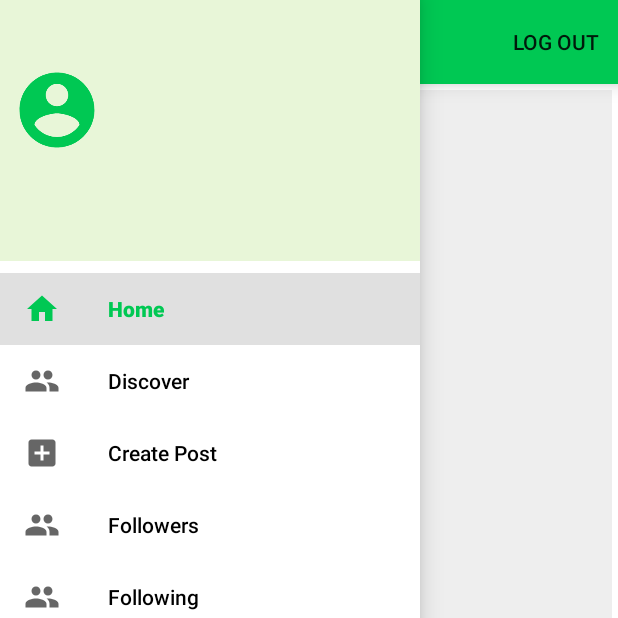
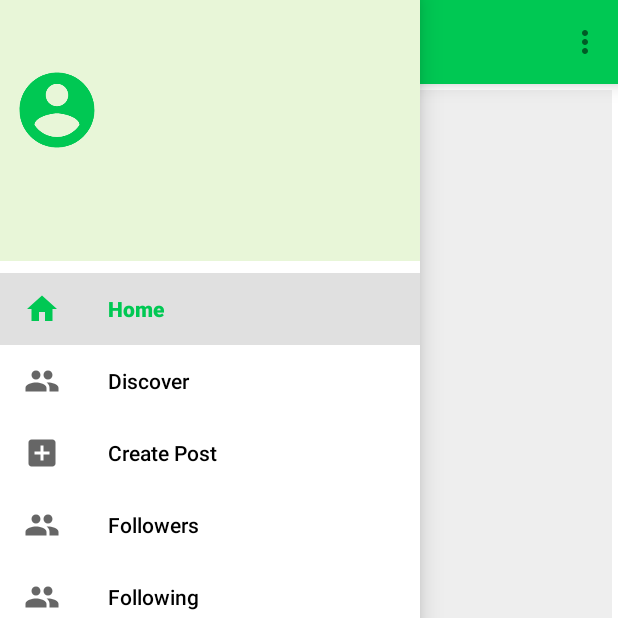
Before and after one commit to mhmoud100/Social, an Android app: the screen it shows after launch once a user with an empty profile is signed in (HomeActivity), with the side drawer open, on a phone screen of 412 x 824 dp, the top half of it. Run offline under Robolectric (Android 15) with nearby library versions, the phone set to English and light mode, and no system bars; our stand-ins replace CircleImageView, Firebase (no records; nobody signed in at launch, a user with empty details on screens opened directly), Picasso; 1 statement that could not run was skipped.

Commit message:
Update Commit

```diff
--- a/app/src/main/java/com/ms/social/activities/HomeActivity.java
+++ b/app/src/main/java/com/ms/social/activities/HomeActivity.java
@@ -197,7 +197,7 @@ public class HomeActivity extends AppCompatActivity implements ClickAddPostInter
     }
     @Override
     public boolean onCreateOptionsMenu(Menu menu) {
-        getMenuInflater().inflate(R.menu.verify_options_menu, menu);
+        getMenuInflater().inflate(R.menu.home_options_menu, menu);
         return super.onCreateOptionsMenu(menu);
     }
 
--- a/app/src/main/java/com/ms/social/fragments/PostsFragment.java
+++ b/app/src/main/java/com/ms/social/fragments/PostsFragment.java
@@ -71,6 +71,7 @@ public class PostsFragment extends Fragment {
 
                     }
                 }
+
                 adapter = new PostAdapter(getContext(), posts);
                 recyclerView.setItemViewCacheSize(posts.size());
                 recyclerView.setAdapter(adapter);
--- a/app/src/main/res/menu/home_options_menu.xml
+++ b/app/src/main/res/menu/home_options_menu.xml
@@ -3,6 +3,5 @@
     xmlns:app="http://schemas.android.com/apk/res-auto">
     <item
         android:id="@+id/logout"
-        android:title="Log out"
-        app:showAsAction="ifRoom"/>
+        android:title="@string/log_out"/>
 </menu>
--- a/app/src/main/res/values/strings.xml
+++ b/app/src/main/res/values/strings.xml
@@ -58,5 +58,6 @@
     <string name="follow">Follow</string>
     <string name="write_your_comment_here">Write Your Comment Here...</string>
     <string name="comment">Comment</string>
+    <string name="log_out">Log out</string>
 
 </resources>
--- a/app/src/main/res/values/themes.xml
+++ b/app/src/main/res/values/themes.xml
@@ -4,13 +4,19 @@
         <item name="colorPrimary">@color/colorPrimary</item>
         <item name="colorPrimaryDark">@color/colorPrimaryDark</item>
         <item name="colorAccent">@color/colorAccent</item>
+
+
     </style>
 
     <style name="AppTheme.NoActionBar" parent="AppTheme">
         <item name="windowActionBar">false</item>
         <item name="windowNoTitle">true</item>
+        <item name="drawerArrowStyle">@style/DrawerIconStyle</item>
     </style>
 
+    <style name="DrawerIconStyle" parent="Widget.AppCompat.DrawerArrowToggle">
+        <item name="color">@color/white</item>
+    </style>
     <style name="AppTheme.Fullscreen" parent="AppTheme.NoActionBar">
         <item name="android:windowFullscreen">true</item>
     </style>
@@ -18,7 +24,7 @@
     <style name="AppTheme.AppBarOverlay" parent="ThemeOverlay.AppCompat.Light"/>
 
     <style name="Divider">
-        <item name="android:background">?android:attr/listDivider</item> //you can give your color here. that will change all divider color in your app.
+        <item name="android:background">?android:attr/listDivider</item>
     </style>
 
     <style name="Divider.Horizontal" parent="Divider">
```
